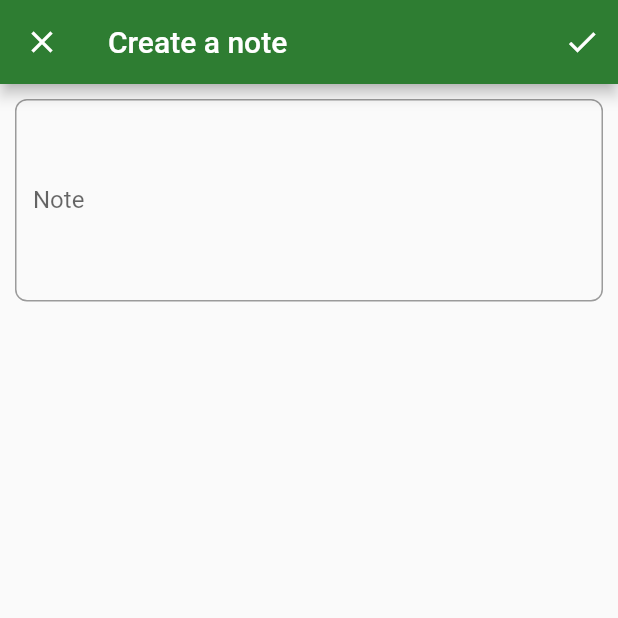
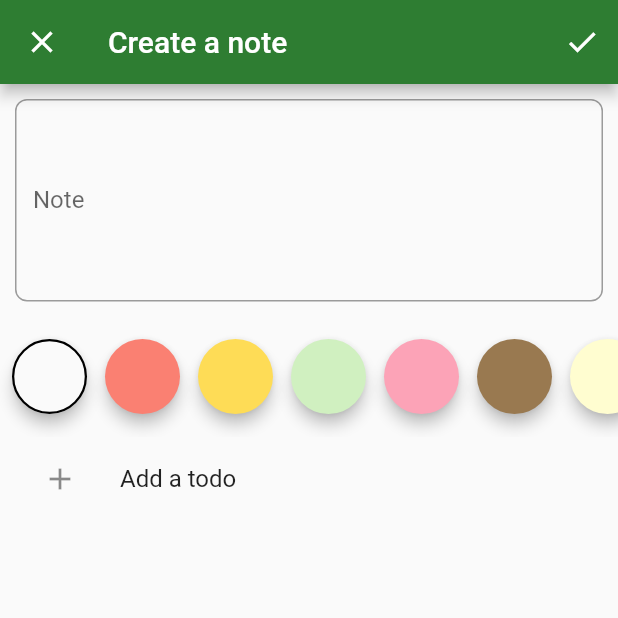
Before and after one commit to gaabgonca/notes-firebase-ddd, a Flutter app: the NotesOverviewPage screen opened by its route, after a tap on the "add" icon, on a phone screen of 412 x 824 dp, the top half of it. Run offline on Flutter 3.47's test engine with Material 2 defaults, Android fonts, the phone set to English and light mode, and no system bars; our stand-ins replace another_flushbar, auto_route, bloc, cloud_firestore, dartz, firebase_auth and 11 more; accounts and stored records are empty.

Commit message:
Finished course

```diff
--- /dev/null
+++ b/build.yaml
@@ -0,0 +1,6 @@
+targets:
+  $default:
+    builders:
+      json_serializable:
+        options:
+          explicit_to_json: true
--- a/lib/domain/notes/value_objects.dart
+++ b/lib/domain/notes/value_objects.dart
@@ -71,7 +71,7 @@ class List3<T> extends ValueObject<KtList<T>> {
   @override
   final Either<ValueFailure<KtList<T>>, KtList<T>> value;
 
-  static const maxLength = 30;
+  static const maxLength = 3;
 
   factory List3(KtList<T> input) {
     assert(input != null);
--- a/lib/infrastructure/notes/note_repository.dart
+++ b/lib/infrastructure/notes/note_repository.dart
@@ -87,7 +87,8 @@ class NoteRepository implements INoteRepository {
       final userDoc = await _firestore.userDocument();
       final noteDto = NoteDto.fromDomain(note);
 
-      await userDoc.noteCollection.doc(noteDto.id).update(noteDto.toJson());
+      final json = noteDto.toJson();
+      await userDoc.noteCollection.doc(noteDto.id).update(json);
       return right(unit);
     } on FirebaseException catch (e) {
       if (e.message!.contains('permission-denied')) {
--- a/lib/presentation/notes/note_form/misc/todo_item_presentation_classes.dart
+++ b/lib/presentation/notes/note_form/misc/todo_item_presentation_classes.dart
@@ -1,9 +1,15 @@
+import 'package:flutter/material.dart';
 import 'package:freezed_annotation/freezed_annotation.dart';
+import 'package:kt_dart/kt.dart';
 import 'package:notes_firebase_ddd/domain/core/value_objects.dart';
 import 'package:notes_firebase_ddd/domain/notes/todo_item.dart';
 import 'package:notes_firebase_ddd/domain/notes/value_objects.dart';
 
 part 'todo_item_presentation_classes.freezed.dart';
+
+class FormTodos extends ValueNotifier<KtList<TodoItemPrimitive>> {
+  FormTodos() : super(emptyList<TodoItemPrimitive>());
+}
 
 @freezed
 abstract class TodoItemPrimitive with _$TodoItemPrimitive {
@@ -15,7 +21,7 @@ abstract class TodoItemPrimitive with _$TodoItemPrimitive {
   }) = _TodoItemPrimitive;
 
   factory TodoItemPrimitive.empty() =>
-      TodoItemPrimitive(id: UniqueId(), name: 'name', done: false);
+      TodoItemPrimitive(id: UniqueId(), name: '', done: false);
 
   factory TodoItemPrimitive.fromDomain(TodoItem todo) {
     return TodoItemPrimitive(
--- a/lib/presentation/notes/note_form/note_form_page.dart
+++ b/lib/presentation/notes/note_form/note_form_page.dart
@@ -5,8 +5,13 @@ import 'package:flutter_bloc/flutter_bloc.dart';
 import 'package:notes_firebase_ddd/application/notes/note_form/note_form_bloc.dart';
 import 'package:notes_firebase_ddd/domain/notes/note.dart';
 import 'package:notes_firebase_ddd/injection.dart';
+import 'package:notes_firebase_ddd/presentation/notes/note_form/misc/todo_item_presentation_classes.dart';
 import 'package:notes_firebase_ddd/presentation/notes/note_form/widgets/body_field_widget.dart';
+import 'package:notes_firebase_ddd/presentation/notes/note_form/widgets/color_field_widget.dart';
+import 'package:notes_firebase_ddd/presentation/notes/note_form/widgets/todo_list_widget.dart';
+import 'package:notes_firebase_ddd/presentation/notes/note_form/widgets/todo_tile_widget.dart';
 import 'package:notes_firebase_ddd/presentation/routes/router.gr.dart';
+import 'package:provider/provider.dart';
 
 class NoteFormPage extends StatelessWidget {
   final Note? editingNote;
@@ -62,7 +67,6 @@ class SavingInProgressOverlay extends StatelessWidget {
 
   @override
   Widget build(BuildContext context) {
-    final isSaving = false;
     return IgnorePointer(
       ignoring: !isSaving,
       child: AnimatedContainer(
@@ -119,17 +123,23 @@ class NoteFormPageScaffold extends StatelessWidget {
           buildWhen: (previous, current) =>
               previous.showErrorMessages != current.showErrorMessages,
           builder: (context, state) {
-            return Form(
+            return ChangeNotifierProvider(
+              create: (_) => FormTodos(),
+              child: Form(
                   autovalidateMode: state.showErrorMessages
                       ? AutovalidateMode.always
                       : AutovalidateMode.disabled,
                   child: SingleChildScrollView(
                     child: Column(
-                    children: [
-                      const BodyField(),
+                      children: const [
+                        BodyField(),
+                        ColorField(),
+                        TodoList(),
+                        AddTodoTile(),
                       ],
                     ),
-                ));
+                  )),
+            );
           },
         ));
   }
--- /dev/null
+++ b/lib/presentation/notes/note_form/widgets/color_field_widget.dart
@@ -0,0 +1,56 @@
+import 'package:flutter/material.dart';
+import 'package:flutter_bloc/flutter_bloc.dart';
+import 'package:notes_firebase_ddd/application/notes/note_form/note_form_bloc.dart';
+import 'package:notes_firebase_ddd/domain/notes/value_objects.dart';
+
+class ColorField extends StatelessWidget {
+  const ColorField({Key? key}) : super(key: key);
+
+  @override
+  Widget build(BuildContext context) {
+    return BlocBuilder<NoteFormBloc, NoteFormState>(
+      buildWhen: (p, c) => p.note.color != c.note.color,
+      builder: (context, state) {
+        return Container(
+          height: 80,
+          child: ListView.separated(
+            padding: const EdgeInsets.symmetric(horizontal: 8),
+            physics: const BouncingScrollPhysics(),
+            itemBuilder: (ctx, index) {
+              final itemColor = NoteColor.predefinedColors[index];
+              return GestureDetector(
+                onTap: () => {
+                  BlocProvider.of<NoteFormBloc>(ctx)
+                      .add(NoteFormEvent.colorChanged(itemColor))
+                },
+                child: Material(
+                  color: itemColor,
+                  elevation: 4,
+                  shape: CircleBorder(
+                    side: state.note.color.value.fold(
+                      (_) => BorderSide.none,
+                      (color) => color == itemColor
+                          ? const BorderSide(width: 1.5)
+                          : BorderSide.none,
+                    ),
+                  ),
+                  child: Container(
+                    height: 50,
+                    width: 50,
+                  ),
+                ),
+              );
+            },
+            separatorBuilder: (ctx, index) {
+              return const SizedBox(
+                width: 12,
+              );
+            },
+            itemCount: NoteColor.predefinedColors.length,
+            scrollDirection: Axis.horizontal,
+          ),
+        );
+      },
+    );
+  }
+}
--- /dev/null
+++ b/lib/presentation/notes/note_form/widgets/todo_tile_widget.dart
@@ -0,0 +1,42 @@
+import 'package:flutter/material.dart';
+import 'package:flutter_bloc/flutter_bloc.dart';
+import 'package:kt_dart/kt.dart';
+import 'package:kt_dart/src/collection/kt_iterable.dart';
+import 'package:notes_firebase_ddd/application/notes/note_form/note_form_bloc.dart';
+import 'package:notes_firebase_ddd/presentation/notes/note_form/misc/todo_item_presentation_classes.dart';
+import 'package:provider/provider.dart';
+import 'package:notes_firebase_ddd/presentation/notes/note_form/misc/build_context_x.dart';
+
+class AddTodoTile extends StatelessWidget {
+  const AddTodoTile({Key? key}) : super(key: key);
+
+  @override
+  Widget build(BuildContext context) {
+    return BlocConsumer<NoteFormBloc, NoteFormState>(
+      listener: (context, state) {
+        context.formTodos = state.note.todos.value.fold(
+            (f) => listOf<TodoItemPrimitive>(),
+            (todoItemList) => todoItemList
+                .map((todoItem) => TodoItemPrimitive.fromDomain(todoItem)));
+      },
+      listenWhen: (p, c) => p.isEditing != c.isEditing,
+      buildWhen: (p, c) => p.note.todos.isFull != c.note.todos.isFull,
+      builder: (context, state) {
+        return ListTile(
+          enabled: !state.note.todos.isFull,
+          title: const Text('Add a todo'),
+          leading: const Padding(
+            padding: EdgeInsets.all(12.0),
+            child: Icon(Icons.add),
+          ),
+          onTap: () {
+            context.formTodos =
+                context.formTodos.plusElement(TodoItemPrimitive.empty());
+            BlocProvider.of<NoteFormBloc>(context)
+                .add(NoteFormEvent.todosChanged(context.formTodos));
+          },
+        );
+      },
+    );
+  }
+}
--- a/pubspec.yaml
+++ b/pubspec.yaml
@@ -32,12 +32,15 @@ dependencies:
     sdk: flutter
   flutter_bloc: ^7.1.0
   flutter_hooks: ^0.18.0
+  flutter_slidable: ^0.6.0
   freezed_annotation: ^0.14.2
   get_it: ^7.2.0
   google_sign_in: ^5.0.7
+  implicitly_animated_reorderable_list: ^0.4.1
   injectable: ^1.4.1
   json_annotation: ^4.1.0
   kt_dart: ^0.9.1
+  provider: ^6.0.0
   rxdart: ^0.27.1
   uuid: ^3.0.4
 
```
Also changed, not shown: lib/presentation/notes/note_form/misc/build_context_x.dart (added, +11 -0 lines), lib/presentation/notes/note_form/widgets/todo_list_widget.dart (added, +164 -0 lines), lib/infrastructure/notes/note_dtos.g.dart, pubspec.lock. Lines whose indentation alone changed are shown as unchanged.
